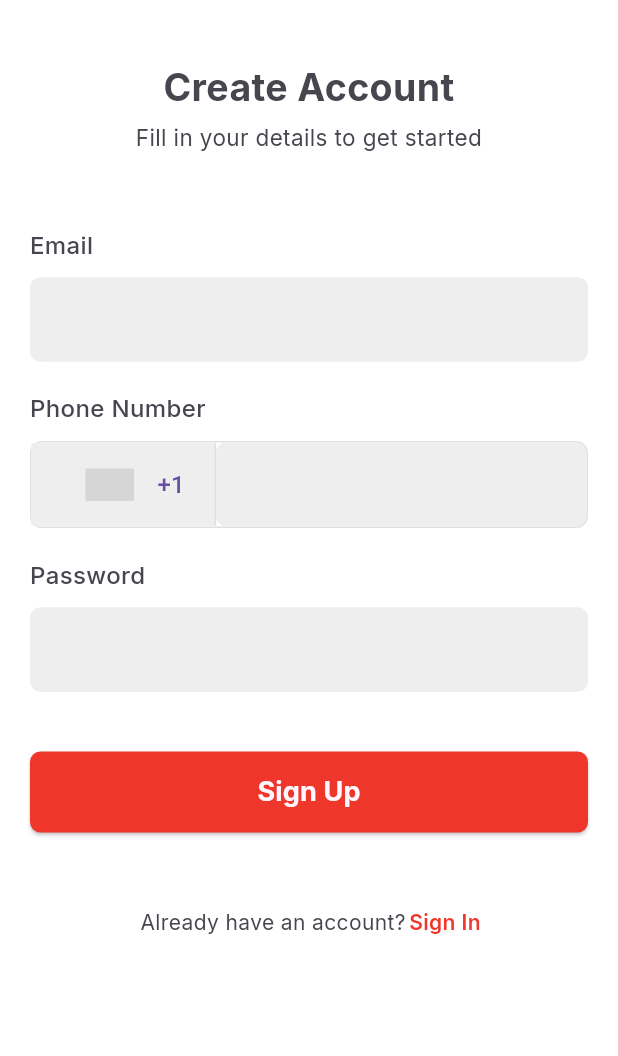
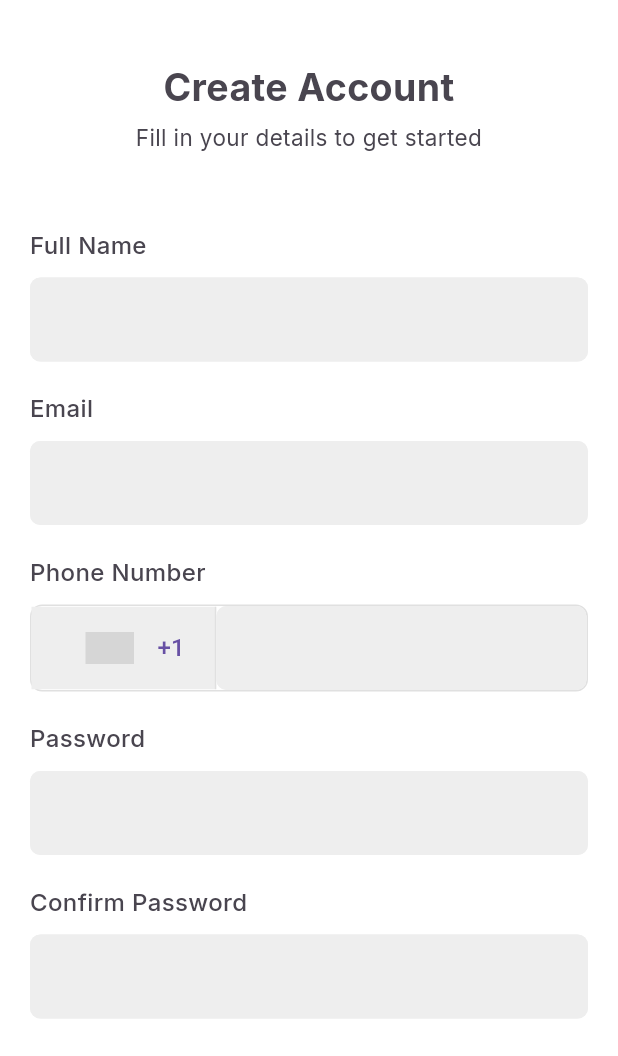
Before and after one commit to nalugala-vc/STACKOVERFLOWERS, a Flutter app: the Signup screen opened directly, on a phone screen of 412 x 824 dp, the part 180-1236 px from its top. Run offline on Flutter 3.47's test engine with Material 3 defaults, Android fonts, the phone set to English and light mode, and no system bars; drawn by our look-alikes of country_code_picker; our stand-ins replace flutter_otp_text_field, fpdart, get, google_fonts, heroicons, shared_preferences; accounts and stored records are empty; grey boxes are pictures that could not be loaded.

Commit message:
sign up and in

```diff
--- a/lib/core/api/config.dart
+++ b/lib/core/api/config.dart
@@ -1,7 +1,7 @@
 import 'package:shared_preferences/shared_preferences.dart';
 
 class AppConfigs {
-  static const appBaseUrl = 'https://resumate-backend-6dis.onrender.com/api';
+  static const appBaseUrl = 'https://kenic.east80.co.ke';
   static const int timeoutDuration = 55;
 
   static Future<Map<String, String>> authorizedHeaders() async {
--- a/lib/core/api/endpoints.dart
+++ b/lib/core/api/endpoints.dart
@@ -1,10 +1,7 @@
 class Endpoints {
   //Authentication
-  static const String login = '/auth/login';
-  static const String register = '/auth/register';
-  static const String forgotPassword = '/auth/forgot-password';
-  static const String resetPassword = '/auth/reset-password';
-  static const String verifyEmail = '/auth/verify-email';
-  static const String verifyPhone = '/auth/verify-phone';
-  static const String verifyOtp = '/auth/verify-otp';
+  static const String login = '/api/login';
+  static const String register = '/api/signup';
+  static const String sendOTP = '/api/otp/send';
+  static const String verifyOtp = '/api/otp/verify';
 }
--- /dev/null
+++ b/lib/core/routes/app_routes.dart
@@ -0,0 +1,10 @@
+import 'package:get/get.dart';
+import 'package:kenic/features/onboarding/routes/onboarding_routes.dart';
+import 'package:kenic/features/domain_core/routes/domain_routes.dart';
+
+class AppRoutes {
+  static List<GetPage> routes = [
+    ...OnboardingRoutes.routes,
+    ...DomainRoutes.routes,
+  ];
+}
--- /dev/null
+++ b/lib/features/onboarding/models/models.dart
@@ -0,0 +1,2 @@
+export 'user.dart';
+export 'auth_response.dart';
--- /dev/null
+++ b/lib/features/onboarding/models/user.dart
@@ -0,0 +1,100 @@
+class User {
+  final int id;
+  final String name;
+  final String email;
+  final String phoneNumber;
+  final String? emailVerifiedAt;
+  final String createdAt;
+  final String updatedAt;
+  final String? token;
+
+  User({
+    required this.id,
+    required this.name,
+    required this.email,
+    required this.phoneNumber,
+    this.emailVerifiedAt,
+    required this.createdAt,
+    required this.updatedAt,
+    this.token,
+  });
+
+  factory User.fromJson(Map<String, dynamic> json) {
+    return User(
+      id: json['id'] as int,
+      name: json['name'] as String,
+      email: json['email'] as String,
+      phoneNumber: json['phone_number'] as String,
+      emailVerifiedAt: json['email_verified_at'] as String?,
+      createdAt: json['created_at'] as String,
+      updatedAt: json['updated_at'] as String,
+      token: json['token'] as String?,
+    );
+  }
+
+  Map<String, dynamic> toJson() {
+    return {
+      'id': id,
+      'name': name,
+      'email': email,
+      'phone_number': phoneNumber,
+      'email_verified_at': emailVerifiedAt,
+      'created_at': createdAt,
+      'updated_at': updatedAt,
+      'token': token,
+    };
+  }
+
+  User copyWith({
+    int? id,
+    String? name,
+    String? email,
+    String? phoneNumber,
+    String? emailVerifiedAt,
+    String? createdAt,
+    String? updatedAt,
+    String? token,
+  }) {
+    return User(
+      id: id ?? this.id,
+      name: name ?? this.name,
+      email: email ?? this.email,
+      phoneNumber: phoneNumber ?? this.phoneNumber,
+      emailVerifiedAt: emailVerifiedAt ?? this.emailVerifiedAt,
+      createdAt: createdAt ?? this.createdAt,
+      updatedAt: updatedAt ?? this.updatedAt,
+      token: token ?? this.token,
+    );
+  }
+
+  @override
+  String toString() {
+    return 'User(id: $id, name: $name, email: $email, phoneNumber: $phoneNumber, emailVerifiedAt: $emailVerifiedAt, createdAt: $createdAt, updatedAt: $updatedAt, token: $token)';
+  }
+
+  @override
+  bool operator ==(Object other) {
+    if (identical(this, other)) return true;
+    return other is User &&
+        other.id == id &&
+        other.name == name &&
+        other.email == email &&
+        other.phoneNumber == phoneNumber &&
+        other.emailVerifiedAt == emailVerifiedAt &&
+        other.createdAt == createdAt &&
+        other.updatedAt == updatedAt &&
+        other.token == token;
+  }
+
+  @override
+  int get hashCode {
+    return id.hashCode ^
+        name.hashCode ^
+        email.hashCode ^
+        phoneNumber.hashCode ^
+        emailVerifiedAt.hashCode ^
+        createdAt.hashCode ^
+        updatedAt.hashCode ^
+        token.hashCode;
+  }
+}
--- /dev/null
+++ b/lib/features/onboarding/routes/onboarding_routes.dart
@@ -0,0 +1,28 @@
+import 'package:get/get.dart';
+import 'package:kenic/features/onboarding/views/signin.dart';
+import 'package:kenic/features/onboarding/views/signup.dart';
+import 'package:kenic/features/onboarding/views/forgot_password.dart';
+import 'package:kenic/features/onboarding/views/reset_password.dart';
+import 'package:kenic/features/onboarding/views/verify_email.dart';
+import 'package:kenic/features/onboarding/views/verify_otp.dart';
+import 'package:kenic/features/onboarding/views/verify_phone.dart';
+
+class OnboardingRoutes {
+  static const String signin = '/signin';
+  static const String signup = '/signup';
+  static const String forgotPassword = '/forgot-password';
+  static const String resetPassword = '/reset-password';
+  static const String verifyEmail = '/verify-email';
+  static const String verifyOtp = '/verify-otp';
+  static const String verifyPhone = '/verify-phone';
+
+  static List<GetPage> routes = [
+    GetPage(name: signin, page: () => const Signin()),
+    GetPage(name: signup, page: () => const Signup()),
+    GetPage(name: forgotPassword, page: () => const ForgotPassword()),
+    GetPage(name: resetPassword, page: () => const ResetPassword()),
+    GetPage(name: verifyEmail, page: () => const VerifyEmail()),
+    GetPage(name: verifyOtp, page: () => const VerifyOtp()),
+    GetPage(name: verifyPhone, page: () => const VerifyPhone()),
+  ];
+}
--- a/lib/features/onboarding/views/signup.dart
+++ b/lib/features/onboarding/views/signup.dart
@@ -71,12 +71,35 @@ class _SignupState extends State<Signup> {
                     crossAxisAlignment: CrossAxisAlignment.start,
                     children: [
                       Inter(
+                        text: 'Full Name',
+                        fontSize: 16,
+                        fontWeight: FontWeight.w500,
+                      ),
+                      spaceH10,
+                      AuthField(
+                        controller: controller.name,
+                        hintText: '',
+                        validator:
+                            (value) => controller.validateName(value ?? ''),
+                      ),
+                    ],
+                  ),
+                  spaceH20,
+                  Column(
+                    crossAxisAlignment: CrossAxisAlignment.start,
+                    children: [
+                      Inter(
                         text: 'Email',
                         fontSize: 16,
                         fontWeight: FontWeight.w500,
                       ),
                       spaceH10,
-                      AuthField(controller: controller.email, hintText: ''),
+                      AuthField(
+                        controller: controller.email,
+                        hintText: '',
+                        validator:
+                            (value) => controller.validateEmail(value ?? ''),
+                      ),
                     ],
                   ),
                   spaceH20,
@@ -140,6 +163,9 @@ class _SignupState extends State<Signup> {
                                   fillColor: AppPallete.kenicGrey,
                                 ),
                                 keyboardType: TextInputType.phone,
+                                validator:
+                                    (value) =>
+                                        controller.validatePhone(value ?? ''),
                               ),
                             ),
                           ],
@@ -161,12 +187,58 @@ class _SignupState extends State<Signup> {
                         controller: controller.password,
                         isObscureText: true,
                         hintText: '',
+                        validator:
+                            (value) => controller.validatePassword(value ?? ''),
+                      ),
+                    ],
+                  ),
+                  spaceH20,
+                  Column(
+                    crossAxisAlignment: CrossAxisAlignment.start,
+                    children: [
+                      Inter(
+                        text: 'Confirm Password',
+                        fontSize: 16,
+                        fontWeight: FontWeight.w500,
+                      ),
+                      spaceH10,
+                      AuthField(
+                        controller: controller.confirmPassword,
+                        isObscureText: true,
+                        hintText: '',
+                        validator:
+                            (value) => controller.validateConfirmPassword(
+                              controller.password.text,
+                              value ?? '',
+                            ),
                       ),
                     ],
                   ),
                   spaceH40,
                   RoundedButton(
-                    onPressed: () {},
+                    onPressed: () async {
+                      if (_formKey.currentState!.validate()) {
+                        final result = await controller.createUser(
+                          name: controller.name.text.trim(),
+                          email: controller.email.text.trim(),
+                          phoneNumber: getFullPhoneNumber(),
+                          password: controller.password.text,
+                        );
+
+                        if (result.isRight()) {
+                          Get.offAllNamed('/home');
+                        } else {
+                          result.fold(
+                            (failure) => Get.snackbar(
+                              'Error',
+                              failure.message,
+                              snackPosition: SnackPosition.BOTTOM,
+                            ),
+                            (user) => null,
+                          );
+                        }
+                      }
+                    },
                     label: 'Sign Up',
                     fontsize: 18,
                   ),
@@ -182,7 +254,7 @@ class _SignupState extends State<Signup> {
                         fontWeight: FontWeight.normal,
                       ),
                       GestureDetector(
-                        onTap: () => Get.toNamed('/signup'),
+                        onTap: () => Get.toNamed('/signin'),
                         child: Inter(
                           text: 'Sign In',
                           fontSize: 14,
```
Also changed, not shown: lib/features/onboarding/controllers/onboarding_controller.dart (+108 -167 lines), lib/features/onboarding/models/auth_response.dart (added, +40 -0 lines), lib/features/onboarding/repository/onboarding_repository.dart (added, +159 -0 lines), lib/features/onboarding/views/signin.dart (+29 -2 lines), lib/main.dart (+3 -9 lines).
